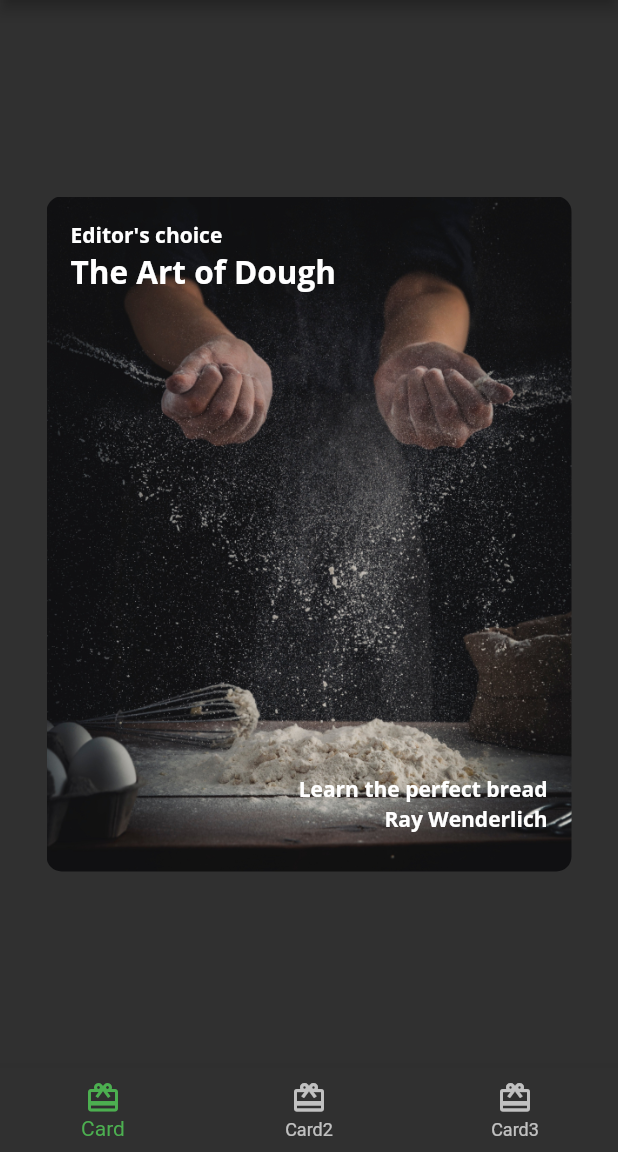
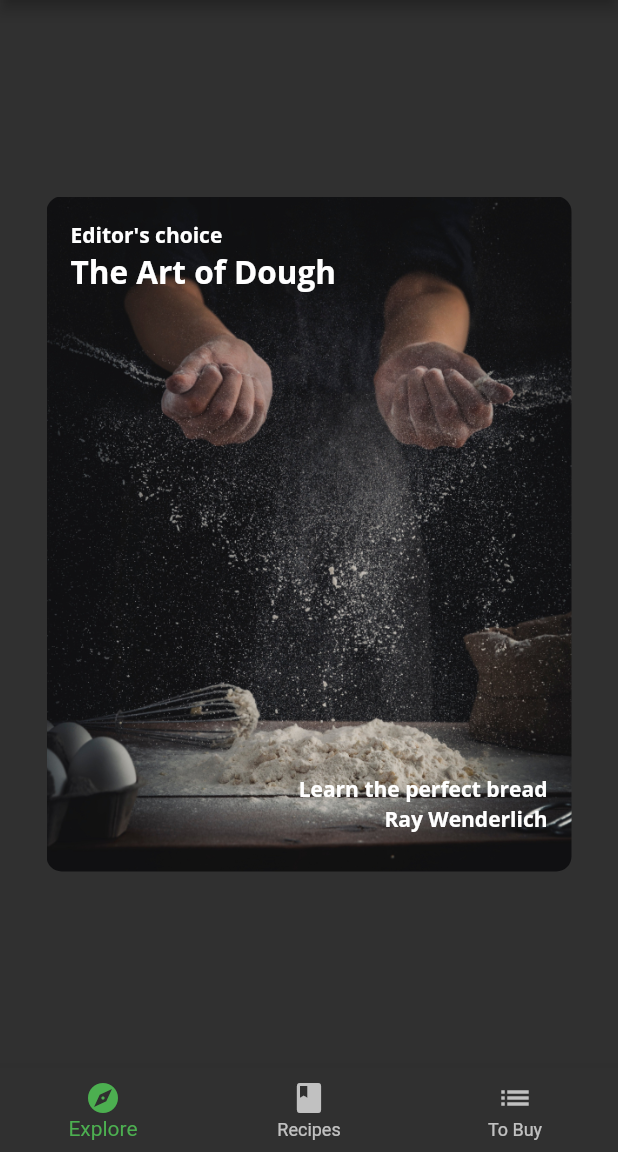
Before and after one commit to hramaroson/fooderlich, a Flutter app: the screen it shows after launch, on a phone screen of 412 x 824 dp, the part 84-1236 px from its top. Run offline on Flutter 3.47's test engine with Material 2 defaults, Android fonts, the phone set to English and light mode, and no system bars; our stand-ins replace google_fonts.

Commit message:
Change BottomNavigationBarItem's labels and icons

```diff
--- a/lib/home.dart
+++ b/lib/home.dart
@@ -36,16 +36,16 @@ class HomeState extends State<Home> {
       bottomNavigationBar: BottomNavigationBar(
         items: const [
           BottomNavigationBarItem(
-            icon: Icon(Icons.card_giftcard),
-            label: 'Card'
+            icon: Icon(Icons.explore),
+            label: 'Explore'
           ),
           BottomNavigationBarItem(
-            icon: Icon(Icons.card_giftcard),
-            label: 'Card2'
+            icon: Icon(Icons.book),
+            label: 'Recipes'
           ),
           BottomNavigationBarItem(
-            icon: Icon(Icons.card_giftcard),
-            label: 'Card3'
+            icon: Icon(Icons.list),
+            label: 'To Buy'
           ),
         ],
         onTap: _onItemTapped,
```
